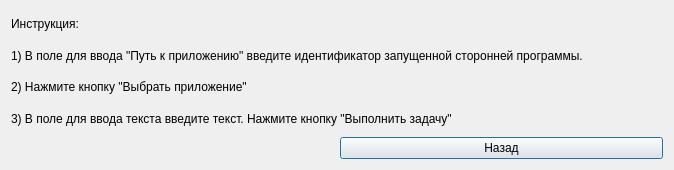
This is dialog.ui in Vademado/Clicker as Qt 5 draws it before an edit. The edited form follows.
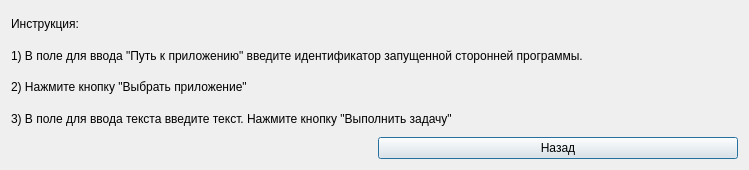
This is the edited form.

Diff of the .ui file:
```diff
--- a/dialog.ui
+++ b/dialog.ui
@@ -6,7 +6,7 @@
    <rect>
     <x>0</x>
     <y>0</y>
-    <width>674</width>
+    <width>749</width>
     <height>170</height>
    </rect>
   </property>
@@ -14,13 +14,6 @@
    <string>Dialog</string>
   </property>
   <layout class="QGridLayout" name="gridLayout">
-   <item row="1" column="0" colspan="2">
-    <widget class="QLabel" name="label_2">
-     <property name="text">
-      <string>1) В поле для ввода &quot;Путь к приложению&quot; введите идентификатор запущенной сторонней программы. </string>
-     </property>
-    </widget>
-   </item>
    <item row="0" column="0" colspan="2">
     <widget class="QLabel" name="label">
      <property name="text">
@@ -28,27 +21,34 @@
      </property>
     </widget>
    </item>
-   <item row="2" column="0" colspan="2">
-    <widget class="QLabel" name="label_3">
-     <property name="text">
-      <string>2) Нажмите кнопку &quot;Выбрать приложение&quot;</string>
-     </property>
-    </widget>
-   </item>
-   <item row="3" column="0" colspan="2">
+   <item row="4" column="0" colspan="2">
     <widget class="QLabel" name="label_4">
      <property name="text">
       <string>3) В поле для ввода текста введите текст. Нажмите кнопку &quot;Выполнить задачу&quot;</string>
      </property>
     </widget>
    </item>
-   <item row="4" column="1">
+   <item row="1" column="0" colspan="2">
+    <widget class="QLabel" name="label_2">
+     <property name="text">
+      <string>1) В поле для ввода &quot;Путь к приложению&quot; введите идентификатор запущенной сторонней программы. </string>
+     </property>
+    </widget>
+   </item>
+   <item row="5" column="1">
     <widget class="QPushButton" name="pushButton">
      <property name="text">
       <string>Назад</string>
      </property>
     </widget>
    </item>
+   <item row="2" column="0">
+    <widget class="QLabel" name="label_3">
+     <property name="text">
+      <string>2) Нажмите кнопку &quot;Выбрать приложение&quot;</string>
+     </property>
+    </widget>
+   </item>
   </layout>
  </widget>
  <resources/>
```
